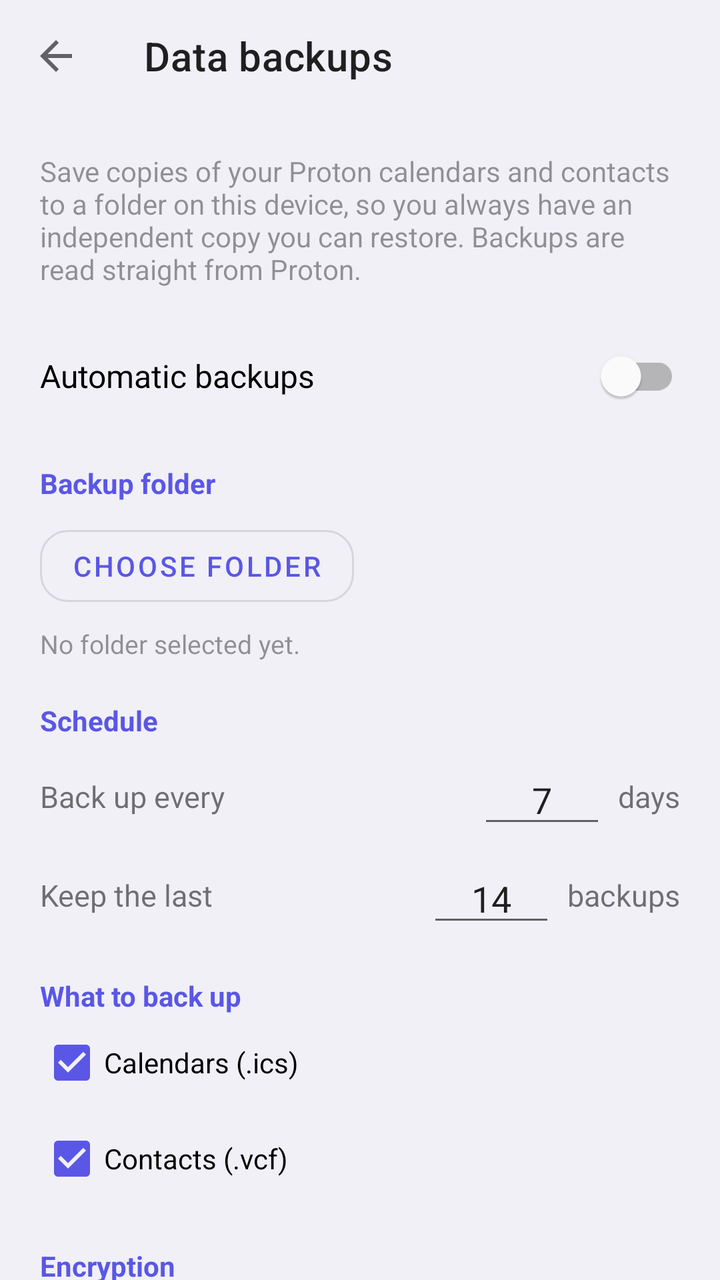
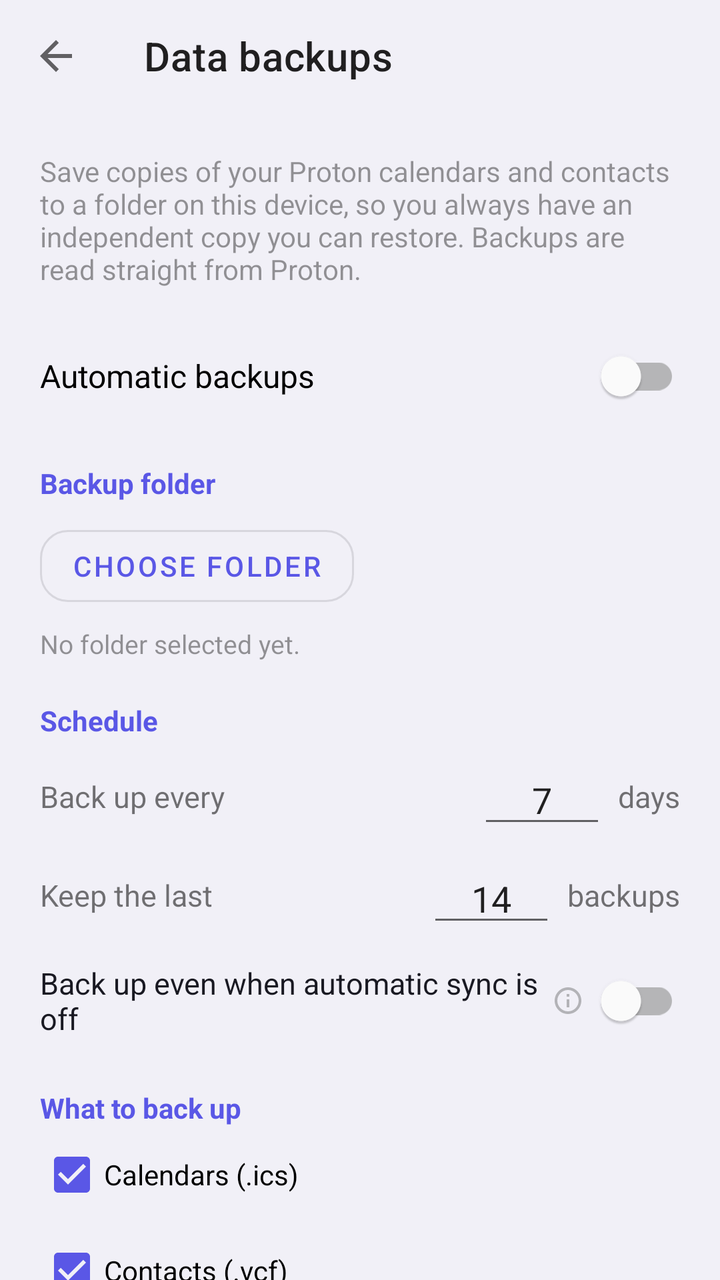

Two renders of the same Android screen: before a commit and after it. Below are the layout's source before the change and the commit's diff.
<!-- AndroidManifest.xml: activity theme Theme.SyncForProton -->
<!-- res/layout/activity_backup_settings.xml -->
<?xml version="1.0" encoding="utf-8"?>
<androidx.coordinatorlayout.widget.CoordinatorLayout xmlns:android="http://schemas.android.com/apk/res/android"
    xmlns:app="http://schemas.android.com/apk/res-auto"
    android:layout_width="match_parent"
    android:layout_height="match_parent">

    <com.google.android.material.appbar.AppBarLayout
        android:layout_width="match_parent"
        android:layout_height="wrap_content"
        android:background="@android:color/transparent"
        app:elevation="0dp">

        <com.google.android.material.appbar.MaterialToolbar
            android:id="@+id/toolbar"
            android:layout_width="match_parent"
            android:layout_height="?attr/actionBarSize"
            app:title="@string/backup_data_title"
            app:navigationIcon="?attr/homeAsUpIndicator"
            app:navigationContentDescription="@string/btn_navigate_back"
            app:titleTextAppearance="@style/TextAppearance.MaterialComponents.Headline6" />

    </com.google.android.material.appbar.AppBarLayout>

    <androidx.core.widget.NestedScrollView
        android:layout_width="match_parent"
        android:layout_height="match_parent"
        android:clipToPadding="false"
        android:fillViewport="true"
        app:layout_behavior="@string/appbar_scrolling_view_behavior">

        <LinearLayout
            android:id="@+id/backup_content"
            android:layout_width="match_parent"
            android:layout_height="wrap_content"
            android:orientation="vertical"
            android:padding="20dp">

        <TextView
            android:layout_width="match_parent"
            android:layout_height="wrap_content"
            android:text="@string/backup_data_intro"
            android:textSize="14sp"
            android:alpha="0.75" />

        <com.google.android.material.switchmaterial.SwitchMaterial
            android:id="@+id/switch_backup_enabled"
            android:layout_width="match_parent"
            android:layout_height="wrap_content"
            android:layout_marginTop="20dp"
            android:text="@string/backup_enable_auto"
            android:textSize="16sp" />

        
        <TextView
            android:layout_width="match_parent"
            android:layout_height="wrap_content"
            android:layout_marginTop="20dp"
            android:text="@string/backup_section_folder"
            android:textStyle="bold"
            android:textColor="?attr/colorPrimary" />

        <com.google.android.material.button.MaterialButton
            android:id="@+id/btn_choose_folder"
            style="@style/Widget.MaterialComponents.Button.OutlinedButton"
            android:layout_width="wrap_content"
            android:layout_height="wrap_content"
            android:layout_marginTop="8dp"
            android:text="@string/backup_choose_folder" />

        <TextView
            android:id="@+id/text_backup_folder"
            android:layout_width="match_parent"
            android:layout_height="wrap_content"
            android:layout_marginTop="6dp"
            android:text="@string/backup_folder_none"
            android:textSize="13sp"
            android:alpha="0.75" />

        
        <TextView
            android:layout_width="match_parent"
            android:layout_height="wrap_content"
            android:layout_marginTop="20dp"
            android:text="@string/backup_section_schedule"
            android:textStyle="bold"
            android:textColor="?attr/colorPrimary" />

        <LinearLayout
            android:layout_width="match_parent"
            android:layout_height="wrap_content"
            android:layout_marginTop="8dp"
            android:gravity="center_vertical"
            android:orientation="horizontal">

            <TextView
                android:layout_width="0dp"
                android:layout_height="wrap_content"
                android:layout_weight="1"
                android:text="@string/backup_interval_label"
                android:textSize="15sp" />

            <EditText
                android:id="@+id/et_interval_days"
                android:layout_width="64dp"
                android:layout_height="wrap_content"
                android:inputType="number"
                android:gravity="center"
                android:importantForAutofill="no"
                android:text="@string/backup_default_interval" />

            <TextView
                android:layout_width="wrap_content"
                android:layout_height="wrap_content"
                android:layout_marginStart="6dp"
                android:text="@string/backup_unit_days"
                android:textSize="15sp" />
        </LinearLayout>

        <LinearLayout
            android:layout_width="match_parent"
            android:layout_height="wrap_content"
            android:layout_marginTop="8dp"
            android:gravity="center_vertical"
            android:orientation="horizontal">

            <TextView
                android:layout_width="0dp"
                android:layout_height="wrap_content"
                android:layout_weight="1"
                android:text="@string/backup_retention_label"
                android:textSize="15sp" />

            <EditText
                android:id="@+id/et_retention"
                android:layout_width="64dp"
                android:layout_height="wrap_content"
                android:inputType="number"
                android:gravity="center"
                android:importantForAutofill="no"
                android:text="@string/backup_default_retention" />

            <TextView
                android:layout_width="wrap_content"
                android:layout_height="wrap_content"
                android:layout_marginStart="6dp"
                android:text="@string/backup_unit_runs"
                android:textSize="15sp" />
        </LinearLayout>

        
        <TextView
            android:layout_width="match_parent"
            android:layout_height="wrap_content"
            android:layout_marginTop="20dp"
            android:text="@string/backup_section_contents"
            android:textStyle="bold"
            android:textColor="?attr/colorPrimary" />

        <com.google.android.material.checkbox.MaterialCheckBox
            android:id="@+id/check_calendars"
            android:layout_width="match_parent"
            android:layout_height="wrap_content"
            android:checked="true"
            android:text="@string/backup_include_calendars_label" />

        <com.google.android.material.checkbox.MaterialCheckBox
            android:id="@+id/check_contacts"
            android:layout_width="match_parent"
            android:layout_height="wrap_content"
            android:checked="true"
            android:text="@string/backup_include_contacts_label" />

        
        <TextView
            android:layout_width="match_parent"
            android:layout_height="wrap_content"
            android:layout_marginTop="20dp"
            android:text="@string/backup_section_encryption"
            android:textStyle="bold"
            android:textColor="?attr/colorPrimary" />

        <com.google.android.material.switchmaterial.SwitchMaterial
            android:id="@+id/switch_encrypt"
            android:layout_width="match_parent"
            android:layout_height="wrap_content"
            android:layout_marginTop="4dp"
            android:text="@string/backup_encrypt_label"
            android:textSize="16sp" />

        <TextView
            android:layout_width="match_parent"
            android:layout_height="wrap_content"
            android:layout_marginTop="4dp"
            android:text="@string/backup_encrypt_explainer"
            android:textSize="13sp"
            android:alpha="0.75" />

        <com.google.android.material.button.MaterialButton
            android:id="@+id/btn_set_passphrase"
            style="@style/Widget.MaterialComponents.Button.OutlinedButton"
            android:layout_width="wrap_content"
            android:layout_height="wrap_content"
            android:layout_marginTop="8dp"
            android:text="@string/backup_set_passphrase" />

        <TextView
            android:id="@+id/text_passphrase_status"
            android:layout_width="match_parent"
            android:layout_height="wrap_content"
            android:layout_marginTop="6dp"
            android:text="@string/backup_passphrase_not_set"
            android:textSize="13sp"
            android:alpha="0.75" />

        <com.google.android.material.button.MaterialButton
            android:id="@+id/btn_test_passphrase"
            style="@style/Widget.MaterialComponents.Button.OutlinedButton"
            android:layout_width="wrap_content"
            android:layout_height="wrap_content"
            android:layout_marginTop="8dp"
            android:text="@string/backup_test_passphrase" />

        <View
            android:layout_width="match_parent"
            android:layout_height="1dp"
            android:layout_marginTop="22dp"
            android:background="?android:attr/listDivider" />

        
        <com.google.android.material.button.MaterialButton
            android:id="@+id/btn_backup_now"
            android:layout_width="match_parent"
            android:layout_height="wrap_content"
            android:layout_marginTop="18dp"
            android:text="@string/backup_run_now" />

        <TextView
            android:id="@+id/text_last_backup"
            android:layout_width="match_parent"
            android:layout_height="wrap_content"
            android:layout_marginTop="10dp"
            android:text="@string/backup_last_never"
            android:textSize="13sp"
            android:alpha="0.75" />

        <View
            android:layout_width="match_parent"
            android:layout_height="1dp"
            android:layout_marginTop="22dp"
            android:background="?android:attr/listDivider" />

        <com.google.android.material.button.MaterialButton
            android:id="@+id/btn_decrypt_backup"
            style="@style/Widget.MaterialComponents.Button.TextButton"
            android:layout_width="wrap_content"
            android:layout_height="wrap_content"
            android:layout_marginTop="14dp"
            android:text="@string/backup_decrypt_action" />

        <TextView
            android:layout_width="match_parent"
            android:layout_height="wrap_content"
            android:layout_marginTop="8dp"
            android:layout_marginBottom="12dp"
            android:text="@string/backup_restore_hint"
            android:textSize="12sp"
            android:alpha="0.65" />
        </LinearLayout>
    </androidx.core.widget.NestedScrollView>
</androidx.coordinatorlayout.widget.CoordinatorLayout>
<!-- resources referenced by this layout -->
<resources>
  <string name="backup_choose_folder">Choose folder</string>
  <string name="backup_data_intro">Save copies of your Proton calendars and contacts to a folder on this device, so you always have an independent copy you can restore. Backups are read straight from Proton.</string>
  <string name="backup_data_title">Data backups</string>
  <string name="backup_decrypt_action">Decrypt a backup…</string>
  <string name="backup_default_interval" translatable="false">7</string>
  <string name="backup_default_retention" translatable="false">14</string>
  <string name="backup_enable_auto">Automatic backups</string>
  <string name="backup_encrypt_explainer">Each backup becomes a single password-protected file you can open anywhere with standard OpenPGP/GnuPG (gpg). Without encryption, your data is saved as plain files.</string>
  <string name="backup_encrypt_label">Encrypt backups</string>
  <string name="backup_folder_none">No folder selected yet.</string>
  <string name="backup_include_calendars_label">Calendars (.ics)</string>
  <string name="backup_include_contacts_label">Contacts (.vcf)</string>
  <string name="backup_interval_label">Back up every</string>
  <string name="backup_last_never">No backup yet.</string>
  <string name="backup_passphrase_not_set">No password set yet.</string>
  <string name="backup_restore_hint">To restore: import an .ics into Proton Calendar (Settings → Import) and a .vcf into Proton Contacts. Encrypted backups can also be opened on a computer with: gpg --decrypt file.gpg</string>
  <string name="backup_retention_label">Keep the last</string>
  <string name="backup_run_now">Back up now</string>
  <string name="backup_section_contents">What to back up</string>
  <string name="backup_section_encryption">Encryption</string>
  <string name="backup_section_folder">Backup folder</string>
  <string name="backup_section_schedule">Schedule</string>
  <string name="backup_set_passphrase">Set password</string>
  <string name="backup_test_passphrase">Test password</string>
  <string name="backup_unit_days">days</string>
  <string name="backup_unit_runs">backups</string>
  <string name="btn_navigate_back">Back</string>
  <color name="sfp_primary">#5A57E6</color>
  <color name="sfp_on_primary">#FFFFFF</color>
  <color name="sfp_window">#F1F0F7</color>
  <color name="sfp_surface">#FFFFFF</color>
  <color name="sfp_text">#191922</color>
  <color name="sfp_danger">#D8553F</color>
  <dimen name="sfp_radius_group">20dp</dimen>
  <dimen name="sfp_radius_field">14dp</dimen>
  <!-- unchanged entries left out for length: 4 -->
</resources>

<!-- the commit's change to res/layout/activity_backup_settings.xml (unified diff, before → after) -->
@@ -148,6 +148,33 @@
         </LinearLayout>
 
         
+        <LinearLayout
+            android:layout_width="match_parent"
+            android:layout_height="wrap_content"
+            android:layout_marginTop="8dp"
+            android:minHeight="48dp"
+            android:gravity="center_vertical"
+            android:orientation="horizontal">
+
+            <TextView
+                android:layout_width="0dp"
+                android:layout_height="wrap_content"
+                android:layout_weight="1"
+                android:text="@string/backup_when_auto_sync_off_label"
+                android:textColor="@color/sfp_text"
+                android:textSize="@dimen/sfp_text_row_title" />
+
+            <ImageView android:id="@+id/info_backup_when_auto_sync_off" style="@style/InfoIcon" />
+
+            
+            <com.google.android.material.switchmaterial.SwitchMaterial
+                android:id="@+id/switch_backup_when_auto_sync_off"
+                android:layout_width="wrap_content"
+                android:layout_height="wrap_content"
+                android:contentDescription="@string/backup_when_auto_sync_off_label" />
+        </LinearLayout>
+
+        
         <TextView
             android:layout_width="match_parent"
             android:layout_height="wrap_content"
@@ -242,6 +269,16 @@
             android:text="@string/backup_last_never"
             android:textSize="13sp"
             android:alpha="0.75" />
+
+        
+        <TextView
+            android:id="@+id/text_backup_skipped"
+            android:layout_width="match_parent"
+            android:layout_height="wrap_content"
+            android:layout_marginTop="4dp"
+            android:textSize="13sp"
+            android:alpha="0.75"
+            android:visibility="gone" />
 
         <View
             android:layout_width="match_parent"
<!-- resource entries referenced after the edit -->
@@ -26,12 +26,37 @@
   <string name="backup_test_passphrase">Test password</string>
   <string name="backup_unit_days">days</string>
   <string name="backup_unit_runs">backups</string>
+  <string name="backup_when_auto_sync_off_label">Back up even when automatic sync is off</string>
   <string name="btn_navigate_back">Back</string>
+  <style name="InfoIcon">
+          <item name="android:layout_width">16dp</item>
+          <item name="android:layout_height">16dp</item>
+          <item name="android:layout_marginStart">6dp</item>
+          <item name="android:layout_gravity">center_vertical</item>
+          <item name="android:src">@drawable/ic_info_outline</item>
+          <item name="android:scaleType">fitCenter</item>
+          <item name="android:alpha">0.45</item>
+          <item name="android:tint">?attr/colorControlNormal</item>
+          <item name="android:background">?attr/selectableItemBackgroundBorderless</item>
+          <item name="android:contentDescription">@string/label_info</item>
+      </style>
+  <!-- drawable ic_info_outline (drawable) -->
+  <vector xmlns:android="http://schemas.android.com/apk/res/android"
+      android:width="24dp"
+      android:height="24dp"
+      android:viewportWidth="24"
+      android:viewportHeight="24">
+      <path
+          android:fillColor="@android:color/white"
+          android:pathData="M11,7h2v2h-2zM11,11h2v6h-2zM12,2C6.48,2 2,6.48 2,12s4.48,10 10,10 10,-4.48 10,-10S17.52,2 12,2zM12,20c-4.41,0 -8,-3.59 -8,-8s3.59,-8 8,-8 8,3.59 8,8 -3.59,8 -8,8z" />
+  </vector>
+  <string name="label_info">More information</string>
   <color name="sfp_primary">#5A57E6</color>
   <color name="sfp_on_primary">#FFFFFF</color>
   <color name="sfp_window">#F1F0F7</color>
   <color name="sfp_surface">#FFFFFF</color>
   <color name="sfp_text">#191922</color>
+  <dimen name="sfp_text_row_title">15sp</dimen>
   <color name="sfp_danger">#D8553F</color>
   <dimen name="sfp_radius_group">20dp</dimen>
   <dimen name="sfp_radius_field">14dp</dimen>
